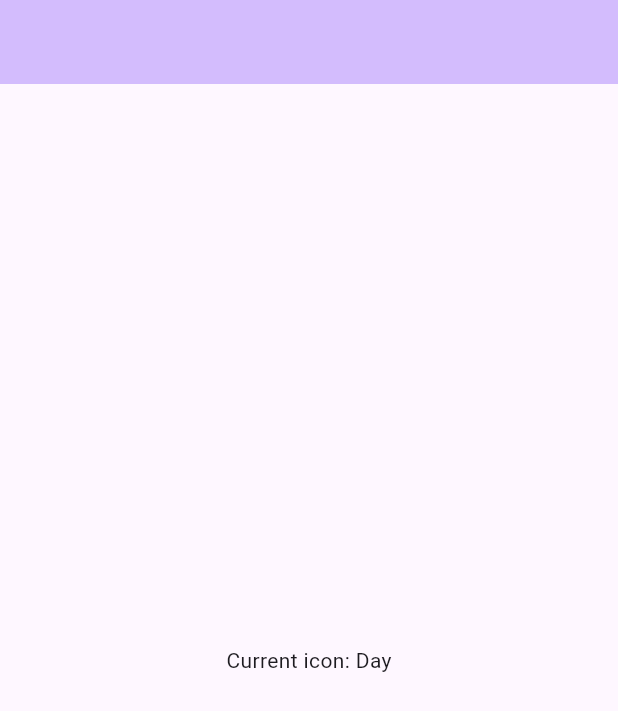
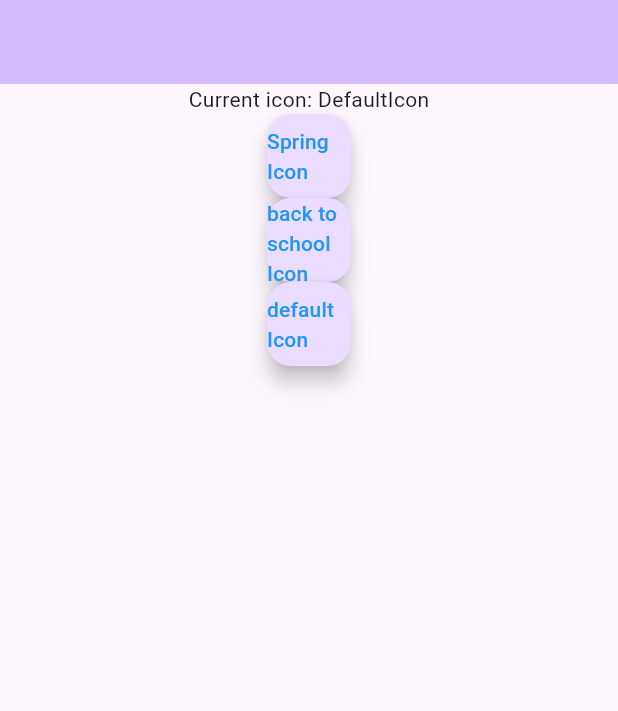
Before and after one commit to roqaiaAshraf/test_app_icon_ios, a Flutter app: the screen it shows after launch, on a phone screen of 412 x 824 dp. Shown: the top 711 px of the screen. Run offline on Flutter 3.47's test engine with Material 3 defaults, Android fonts, the phone set to English and light mode, and no system bars.

Commit message:
fix icon passed value

```diff
--- a/lib/main.dart
+++ b/lib/main.dart
@@ -7,6 +7,7 @@ void main() {
 
 enum IOSAppIcons {
   backToSchoolIcon('BackToSchool'),
+  defaultIcon('AppIcon'),
   spring('Spring');
 
   final String appIcon;
@@ -34,7 +35,7 @@ class MyHomePage extends StatefulWidget {
 }
 
 class _MyHomePageState extends State<MyHomePage> {
-  String _currentIcon = 'Day';
+  String _currentIcon = 'Default';
 
   @override
   void initState() {
@@ -47,7 +48,7 @@ class _MyHomePageState extends State<MyHomePage> {
 
     if (mounted) {
       setState(() {
-        _currentIcon = iconName == 'NightIcon' ? 'Night' : 'Day';
+        _currentIcon = iconName;
       });
     }
   }
@@ -56,7 +57,29 @@ class _MyHomePageState extends State<MyHomePage> {
   Widget build(BuildContext context) {
     return Scaffold(
       appBar: AppBar(backgroundColor: Theme.of(context).colorScheme.inversePrimary),
-      body: Center(child: Text('Current icon: $_currentIcon')),
+      body: Column(
+        children: [
+          Center(child: Text('Current icon: $_currentIcon')),
+          FloatingActionButton(
+            onPressed: () async {
+              await DynamicIconService.setIcon(iconName: IOSAppIcons.spring.appIcon);
+            },
+            child: Text('Spring Icon', style: TextStyle(color: Colors.blue)),
+          ),
+          FloatingActionButton(
+            onPressed: () async {
+              await DynamicIconService.setIcon(iconName: IOSAppIcons.backToSchoolIcon.appIcon);
+            },
+            child: Text('back to school Icon', style: TextStyle(color: Colors.blue)),
+          ),
+          FloatingActionButton(
+            onPressed: () async {
+              await DynamicIconService.setIcon(iconName: IOSAppIcons.defaultIcon.appIcon);
+            },
+            child: Text('default Icon', style: TextStyle(color: Colors.blue)),
+          ),
+        ],
+      ),
     );
   }
 }
```
